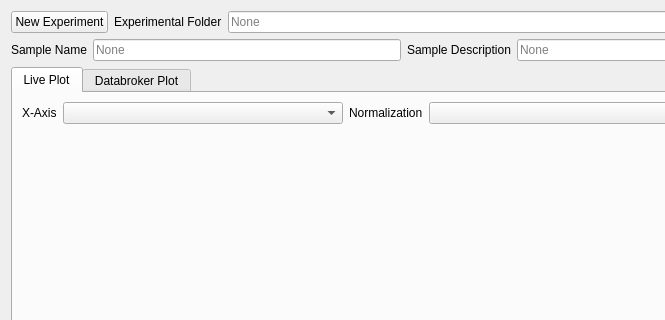
chemmatcars/ASWAXS, file ui/ScanPlotter.ui: the form before one commit; both pictures show x 0 to 665 and y 0 to 320 of the 836 by 652 pixel window.
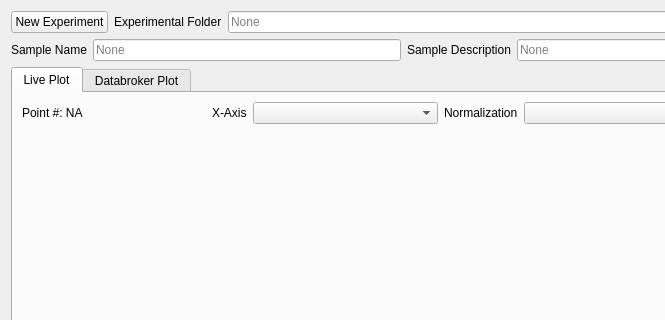
The form after the commit. The open tabs and pages were chosen to show the change. Custom widgets are drawn as their Qt base class.

Commit message: Live plot implemented

Diff of the .ui file:
```diff
--- a/ui/ScanPlotter.ui
+++ b/ui/ScanPlotter.ui
@@ -95,6 +95,13 @@
         <layout class="QVBoxLayout" name="verticalLayout_13">
          <item>
           <layout class="QHBoxLayout" name="horizontalLayout_14">
+           <item>
+            <widget class="QLabel" name="live_pointLabel">
+             <property name="text">
+              <string>Point #: NA</string>
+             </property>
+            </widget>
+           </item>
            <item>
             <widget class="QLabel" name="label_14">
              <property name="sizePolicy">
```
Left out of the diff: 21 changed lines with no effect on the pictures. The commit also changes 2 other files.
